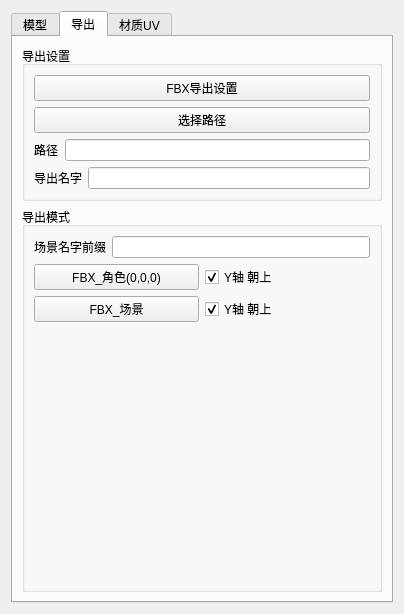
The window that ui/ui.ui (fxcfxcfxc/MaxTool_FastModeing) describes before a commit, drawn with Qt 5.
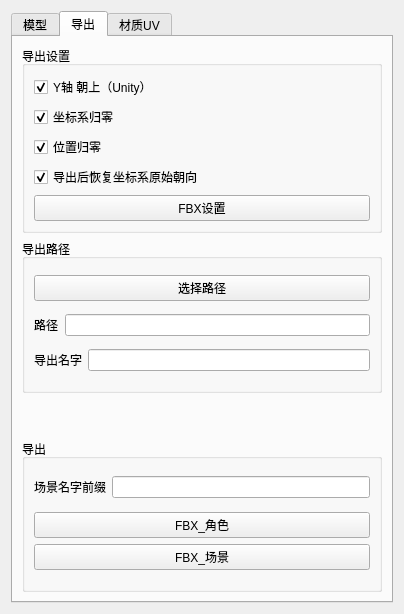
The same window after the commit. The open tabs and pages were chosen to show the change.

The edit to the form file:
```diff
--- a/ui/ui.ui
+++ b/ui/ui.ui
@@ -330,20 +330,69 @@
       <attribute name="title">
        <string>导出</string>
       </attribute>
-      <layout class="QGridLayout" name="gridLayout_6">
-       <item row="0" column="0">
+      <layout class="QVBoxLayout" name="verticalLayout_9">
+       <item>
         <widget class="QGroupBox" name="groupBox_6">
          <property name="title">
           <string>导出设置</string>
          </property>
          <layout class="QVBoxLayout" name="verticalLayout">
+          <item>
+           <widget class="QCheckBox" name="checkBox">
+            <property name="text">
+             <string>Y轴 朝上（Unity）</string>
+            </property>
+            <property name="checked">
+             <bool>true</bool>
+            </property>
+           </widget>
+          </item>
+          <item>
+           <widget class="QCheckBox" name="checkBox_3">
+            <property name="text">
+             <string>坐标系归零</string>
+            </property>
+            <property name="checked">
+             <bool>true</bool>
+            </property>
+           </widget>
+          </item>
+          <item>
+           <widget class="QCheckBox" name="checkBox_4">
+            <property name="text">
+             <string>位置归零</string>
+            </property>
+            <property name="checked">
+             <bool>true</bool>
+            </property>
+           </widget>
+          </item>
+          <item>
+           <widget class="QCheckBox" name="checkBox_2">
+            <property name="text">
+             <string>导出后恢复坐标系原始朝向</string>
+            </property>
+            <property name="checked">
+             <bool>true</bool>
+            </property>
+           </widget>
+          </item>
           <item>
            <widget class="QPushButton" name="pushButton_6">
             <property name="text">
-             <string>FBX导出设置</string>
+             <string>FBX设置</string>
             </property>
            </widget>
           </item>
+         </layout>
+        </widget>
+       </item>
+       <item>
+        <widget class="QGroupBox" name="groupBox">
+         <property name="title">
+          <string>导出路径</string>
+         </property>
+         <layout class="QVBoxLayout" name="verticalLayout_2">
           <item>
            <widget class="QPushButton" name="pushButton_7">
             <property name="text">
@@ -382,12 +431,28 @@
          </layout>
         </widget>
        </item>
-       <item row="1" column="0">
+       <item>
+        <spacer name="verticalSpacer_2">
+         <property name="orientation">
+          <enum>Qt::Vertical</enum>
+         </property>
+         <property name="sizeType">
+          <enum>QSizePolicy::Maximum</enum>
+         </property>
+         <property name="sizeHint" stdset="0">
+          <size>
+           <width>20</width>
+           <height>40</height>
+          </size>
+         </property>
+        </spacer>
+       </item>
+       <item>
         <widget class="QGroupBox" name="groupBox_8">
          <property name="title">
-          <string>导出模式</string>
+          <string>导出</string>
          </property>
-         <layout class="QVBoxLayout" name="verticalLayout_2">
+         <layout class="QVBoxLayout" name="verticalLayout_8">
           <item>
            <layout class="QHBoxLayout" name="horizontalLayout_6">
             <item>
@@ -407,28 +472,14 @@
            </layout>
           </item>
           <item>
-           <layout class="QHBoxLayout" name="horizontalLayout_4">
+           <layout class="QVBoxLayout" name="verticalLayout_10">
             <item>
              <widget class="QPushButton" name="pushButton_9">
               <property name="text">
-               <string>FBX_角色(0,0,0)</string>
+               <string>FBX_角色</string>
               </property>
              </widget>
             </item>
-            <item>
-             <widget class="QCheckBox" name="checkBox">
-              <property name="text">
-               <string>Y轴 朝上</string>
-              </property>
-              <property name="checked">
-               <bool>true</bool>
-              </property>
-             </widget>
-            </item>
-           </layout>
-          </item>
-          <item>
-           <layout class="QHBoxLayout" name="horizontalLayout_5">
             <item>
              <widget class="QPushButton" name="pushButton_10">
               <property name="text">
@@ -436,31 +487,8 @@
               </property>
              </widget>
             </item>
-            <item>
-             <widget class="QCheckBox" name="checkBox_2">
-              <property name="text">
-               <string>Y轴 朝上</string>
-              </property>
-              <property name="checked">
-               <bool>true</bool>
-              </property>
-             </widget>
-            </item>
            </layout>
           </item>
-          <item>
-           <spacer name="verticalSpacer_2">
-            <property name="orientation">
-             <enum>Qt::Vertical</enum>
-            </property>
-            <property name="sizeHint" stdset="0">
-             <size>
-              <width>20</width>
-              <height>40</height>
-             </size>
-            </property>
-           </spacer>
-          </item>
          </layout>
         </widget>
        </item>
```
Left out of the diff: 4 changed lines with no effect on the pictures.
